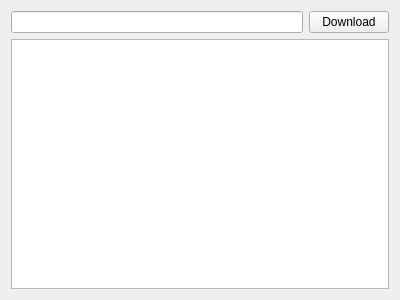
Old version of the form CSsulaBug/form.ui in the repository marco79423/CSsulaBug.
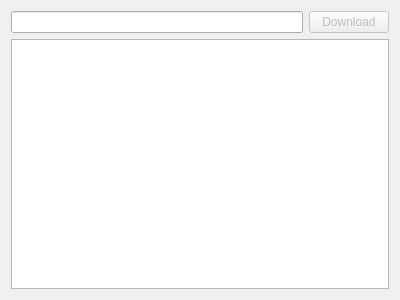
New version of the form.

Commit message: 被擋了，今天就到這裡了

Patch:
```diff
--- a/CSsulaBug/form.ui
+++ b/CSsulaBug/form.ui
@@ -21,6 +21,9 @@
      </item>
      <item>
       <widget class="QPushButton" name="downloadButton">
+       <property name="enabled">
+        <bool>false</bool>
+       </property>
        <property name="text">
         <string>Download</string>
        </property>
```
The commit also changes 2 other files.
